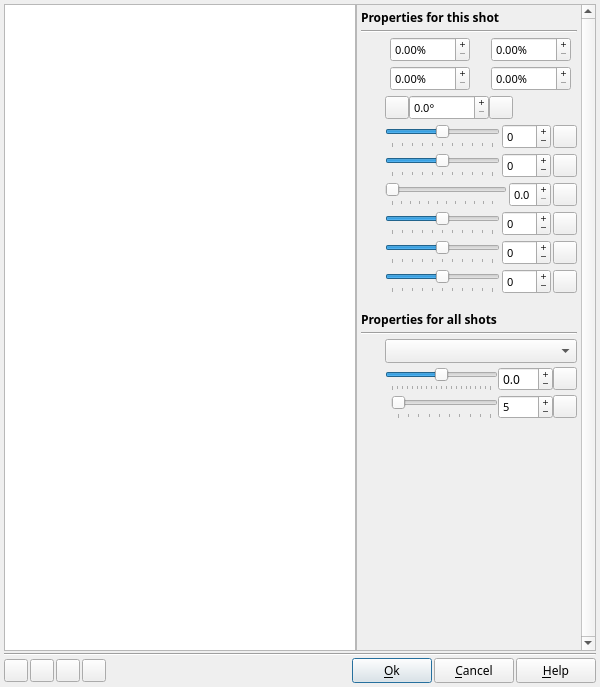
Above: DlgImageCorrection.ui from boenki/ffdiaporama before the change. Below: the same form after it.
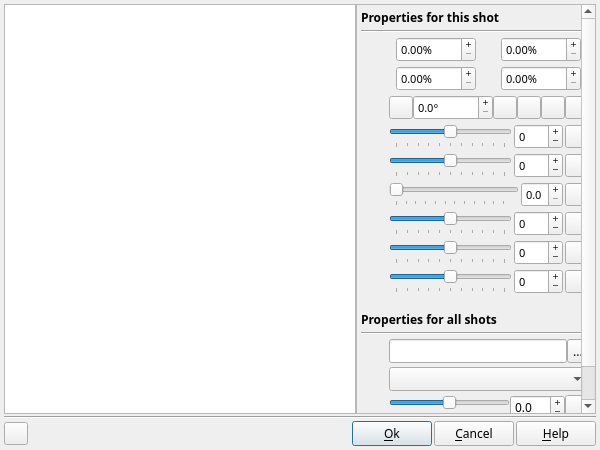
That is the form after the change. Icons and pictures are not drawn. Custom widgets are drawn as their Qt base class.

Commit message:
French version / Nouvelles fonctionnalités : - Transfert la fonction de changement de fichier image/video de la boite slide vers la boite de recadrage - Mise à jours des doc Dlg_003 et Dlg_005
English version / New features :
- Transfert of changing image/video file function for slide dialog to reframming dialog
- Dlg_003 and Dlg_005 doc update

```diff
--- a/DlgImageCorrection.ui
+++ b/DlgImageCorrection.ui
@@ -7,7 +7,7 @@
     <x>0</x>
     <y>0</y>
     <width>600</width>
-    <height>687</height>
+    <height>450</height>
    </rect>
   </property>
   <property name="minimumSize">
@@ -81,8 +81,8 @@
          <rect>
           <x>0</x>
           <y>0</y>
-          <width>226</width>
-          <height>639</height>
+          <width>228</width>
+          <height>463</height>
          </rect>
         </property>
         <layout class="QGridLayout" name="gridLayout">
@@ -422,15 +422,62 @@
             </widget>
            </item>
            <item>
-            <widget class="QLabel" name="label_11">
+            <widget class="QToolButton" name="AdjustWBT">
+             <property name="toolTip">
+              <string>Define automatically the framing to the width of the image.</string>
+             </property>
              <property name="text">
               <string notr="true"/>
+             </property>
+             <property name="icon">
+              <iconset>
+               <normaloff>img/AdjustW.png</normaloff>img/AdjustW.png</iconset>
+             </property>
+             <property name="iconSize">
+              <size>
+               <width>16</width>
+               <height>16</height>
+              </size>
+             </property>
+            </widget>
+           </item>
+           <item>
+            <widget class="QToolButton" name="AdjustHBT">
+             <property name="toolTip">
+              <string>Define automatically the framing to the height of the image.</string>
+             </property>
+             <property name="text">
+              <string notr="true"/>
+             </property>
+             <property name="icon">
+              <iconset>
+               <normaloff>img/AdjustH.png</normaloff>img/AdjustH.png</iconset>
+             </property>
+             <property name="iconSize">
+              <size>
+               <width>16</width>
+               <height>16</height>
+              </size>
+             </property>
+            </widget>
+           </item>
+           <item>
+            <widget class="QToolButton" name="AdjustWHBT">
+             <property name="toolTip">
+              <string>Define automatically the framing to the diagonal of the image.</string>
+             </property>
+             <property name="text">
+              <string notr="true"/>
+             </property>
+             <property name="icon">
+              <iconset>
+               <normaloff>img/AdjustWH.png</normaloff>img/AdjustWH.png</iconset>
              </property>
             </widget>
            </item>
           </layout>
          </item>
-         <item row="21" column="0">
+         <item row="22" column="0">
           <spacer name="verticalSpacer_2">
            <property name="orientation">
             <enum>Qt::Vertical</enum>
@@ -1073,7 +1120,7 @@
            </item>
           </layout>
          </item>
-         <item row="14" column="1">
+         <item row="15" column="1">
           <widget class="cOnOffFilterComboBox" name="TransformationCB">
            <property name="sizePolicy">
             <sizepolicy hsizetype="Expanding" vsizetype="Fixed">
@@ -1103,7 +1150,7 @@
            </property>
           </widget>
          </item>
-         <item row="14" column="0">
+         <item row="15" column="0">
           <widget class="QLabel" name="TransformationLabel">
            <property name="sizePolicy">
             <sizepolicy hsizetype="Fixed" vsizetype="Fixed">
@@ -1127,7 +1174,7 @@
            </property>
           </widget>
          </item>
-         <item row="15" column="0">
+         <item row="16" column="0">
           <widget class="QLabel" name="BlurLabel">
            <property name="sizePolicy">
             <sizepolicy hsizetype="Fixed" vsizetype="Fixed">
@@ -1146,7 +1193,7 @@
            </property>
           </widget>
          </item>
-         <item row="15" column="1">
+         <item row="16" column="1">
           <layout class="QHBoxLayout" name="BlurSharpenFrame">
            <property name="spacing">
             <number>0</number>
@@ -1253,7 +1300,7 @@
            </item>
           </layout>
          </item>
-         <item row="16" column="1">
+         <item row="17" column="1">
           <layout class="QHBoxLayout" name="RadiusFrame">
            <property name="spacing">
             <number>0</number>
@@ -1437,6 +1484,104 @@
            </property>
           </widget>
          </item>
+         <item row="14" column="1">
+          <layout class="QHBoxLayout" name="horizontalLayout_13">
+           <property name="spacing">
+            <number>0</number>
+           </property>
+           <property name="sizeConstraint">
+            <enum>QLayout::SetMinimumSize</enum>
+           </property>
+           <property name="margin">
+            <number>0</number>
+           </property>
+           <item>
+            <widget class="QLineEdit" name="FileNameED">
+             <property name="sizePolicy">
+              <sizepolicy hsizetype="Minimum" vsizetype="Fixed">
+               <horstretch>0</horstretch>
+               <verstretch>0</verstretch>
+              </sizepolicy>
+             </property>
+             <property name="minimumSize">
+              <size>
+               <width>0</width>
+               <height>24</height>
+              </size>
+             </property>
+             <property name="maximumSize">
+              <size>
+               <width>16777215</width>
+               <height>24</height>
+              </size>
+             </property>
+             <property name="toolTip">
+              <string>Name of image/video file</string>
+             </property>
+             <property name="readOnly">
+              <bool>true</bool>
+             </property>
+            </widget>
+           </item>
+           <item>
+            <widget class="QToolButton" name="FileNameBT">
+             <property name="minimumSize">
+              <size>
+               <width>22</width>
+               <height>0</height>
+              </size>
+             </property>
+             <property name="maximumSize">
+              <size>
+               <width>22</width>
+               <height>24</height>
+              </size>
+             </property>
+             <property name="toolTip">
+              <string>Select an other file</string>
+             </property>
+             <property name="text">
+              <string notr="true">...</string>
+             </property>
+             <property name="icon">
+              <iconset>
+               <normaloff>img/FolderOpen.png</normaloff>img/FolderOpen.png</iconset>
+             </property>
+            </widget>
+           </item>
+          </layout>
+         </item>
+         <item row="14" column="0">
+          <widget class="QLabel" name="FileLabel">
+           <property name="sizePolicy">
+            <sizepolicy hsizetype="Fixed" vsizetype="Fixed">
+             <horstretch>0</horstretch>
+             <verstretch>0</verstretch>
+            </sizepolicy>
+           </property>
+           <property name="minimumSize">
+            <size>
+             <width>24</width>
+             <height>24</height>
+            </size>
+           </property>
+           <property name="maximumSize">
+            <size>
+             <width>24</width>
+             <height>24</height>
+            </size>
+           </property>
+           <property name="text">
+            <string notr="true"/>
+           </property>
+           <property name="pixmap">
+            <pixmap>../../../../../../../home/dominique/Public/Dev/ffDiaporama/trunk/ffDiaporama/img/object_image.png</pixmap>
+           </property>
+           <property name="scaledContents">
+            <bool>true</bool>
+           </property>
+          </widget>
+         </item>
         </layout>
        </widget>
       </widget>
@@ -1475,60 +1620,6 @@
        </property>
       </widget>
      </item>
-     <item>
-      <widget class="QToolButton" name="AdjustWBT">
-       <property name="toolTip">
-        <string>Define automatically the framing to the width of the image.</string>
-       </property>
-       <property name="text">
-        <string notr="true"/>
-       </property>
-       <property name="icon">
-        <iconset>
-         <normaloff>img/AdjustW.png</normaloff>img/AdjustW.png</iconset>
-       </property>
-       <property name="iconSize">
-        <size>
-         <width>16</width>
-         <height>16</height>
-        </size>
-       </property>
-      </widget>
-     </item>
-     <item>
-      <widget class="QToolButton" name="AdjustHBT">
-       <property name="toolTip">
-        <string>Define automatically the framing to the height of the image.</string>
-       </property>
-       <property name="text">
-        <string notr="true"/>
-       </property>
-       <property name="icon">
-        <iconset>
-         <normaloff>img/AdjustH.png</normaloff>img/AdjustH.png</iconset>
-       </property>
-       <property name="iconSize">
-        <size>
-         <width>16</width>
-         <height>16</height>
-        </size>
-       </property>
-      </widget>
-     </item>
-     <item>
-      <widget class="QToolButton" name="AdjustWHBT">
-       <property name="toolTip">
-        <string>Define automatically the framing to the diagonal of the image.</string>
-       </property>
-       <property name="text">
-        <string notr="true"/>
-       </property>
-       <property name="icon">
-        <iconset>
-         <normaloff>img/AdjustWH.png</normaloff>img/AdjustWH.png</iconset>
-       </property>
-      </widget>
-     </item>
      <item>
       <spacer name="horizontalSpacer_2">
        <property name="orientation">
```
The commit also changes 20 other files.
